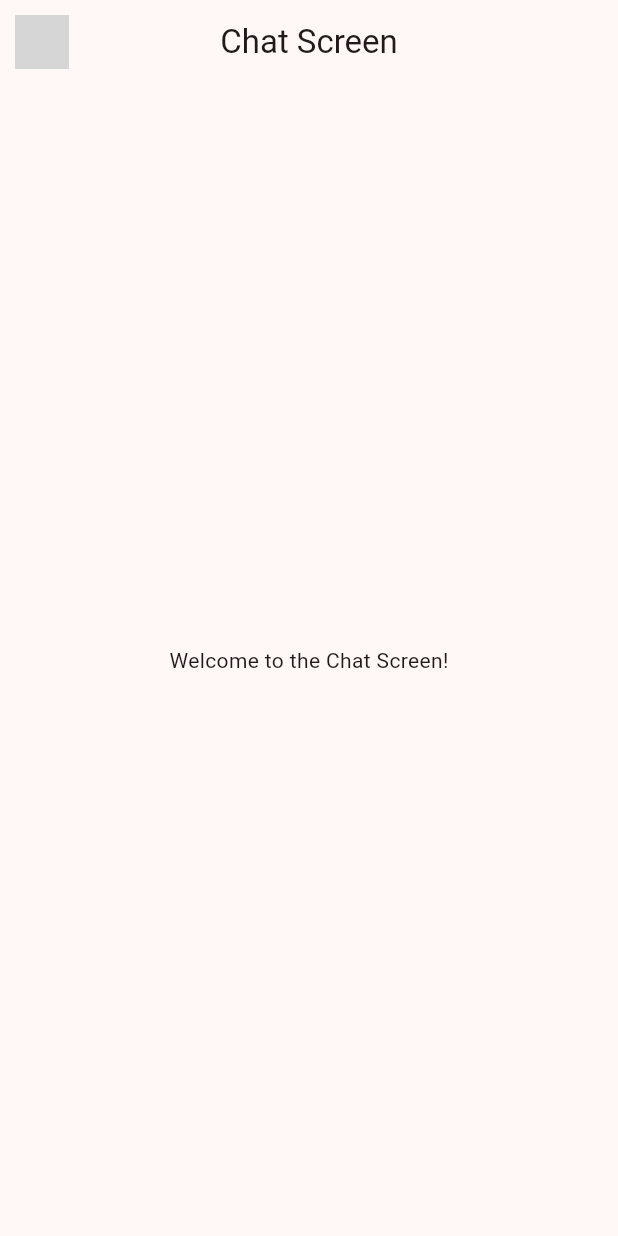
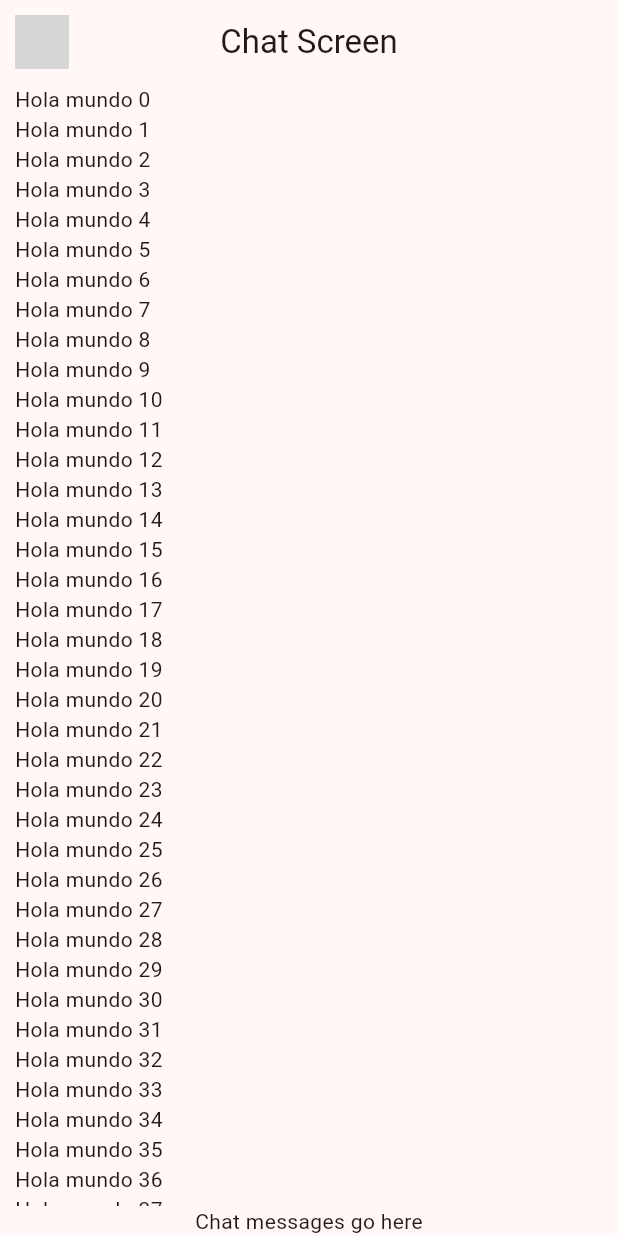
Before and after one commit to wcordova/CursoFlutter, a Flutter app: the screen it shows after launch, on a phone screen of 412 x 824 dp. Run offline on Flutter 3.47's test engine with Material 3 defaults, Android fonts, the phone set to English and light mode, and no system bars; network calls fail; grey boxes are pictures that could not be loaded.

Commit message:
chore: probando expanded

```diff
--- a/yes_no_app/lib/presentation/chat/chat_screen.dart
+++ b/yes_no_app/lib/presentation/chat/chat_screen.dart
@@ -19,8 +19,36 @@
         title: const Text('Chat Screen'),
         centerTitle: true,
       ),
-      body: const Center(
-        child: Text('Welcome to the Chat Screen!'),
+      body: _ChatView(),
+    );
+  }
+}
+
+class _ChatView extends StatelessWidget {
+  const _ChatView({
+    super.key,
+  });
+
+  @override
+  Widget build(BuildContext context) {
+    return SafeArea(
+      child: Padding(
+        padding: const EdgeInsets.symmetric(horizontal: 10),
+        child: Column(
+          children: [
+
+            Expanded(
+              child: ListView.builder(
+                itemCount: 100,
+                itemBuilder: (context, index) {
+                  return Text('Hola mundo $index');
+                }
+                )
+            ),
+
+            Text('Chat messages go here'),
+          ],
+        ),
       ),
     );
   }
```
